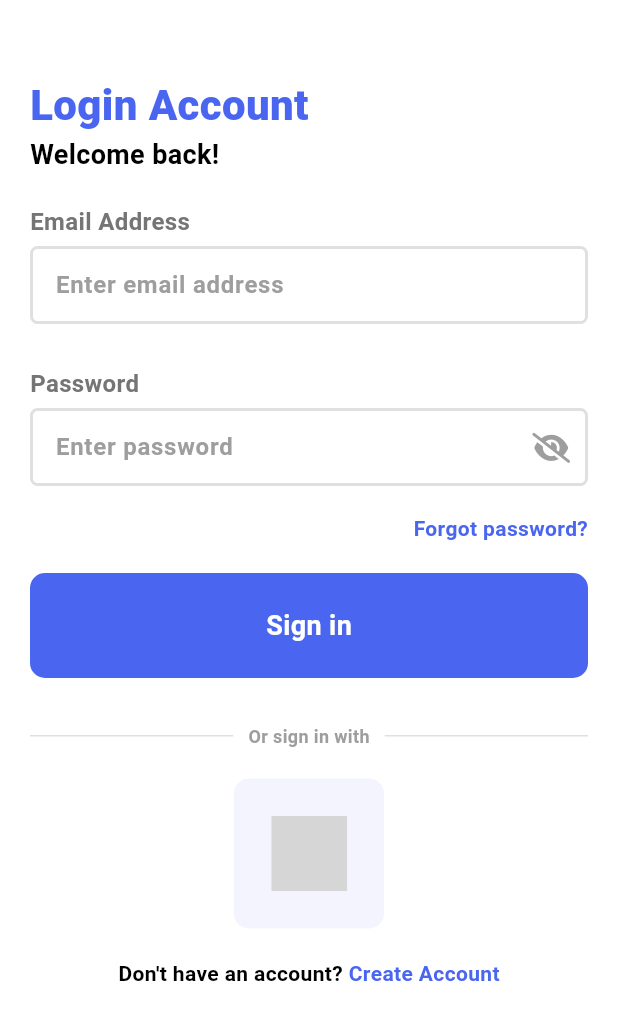
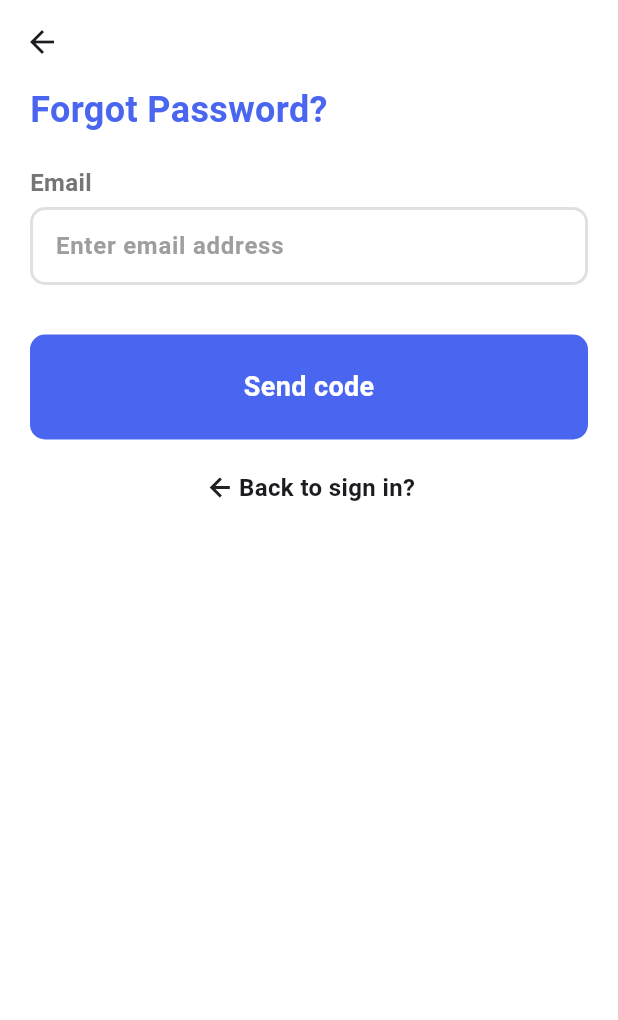
Before and after one commit to hieunmh/kltn, a Flutter app: the SigninView screen opened by its route, after a tap on "Forgot password?", on a phone screen of 412 x 824 dp. Shown: the top 1020 px of the screen. Run offline on Flutter 3.47's test engine with Material 3 defaults, Android fonts, the phone set to English and light mode, and no system bars; our stand-ins replace get, icons_plus, pinput, shared_preferences; accounts and stored records are empty; grey boxes are pictures that could not be loaded.

Commit message:
reset password ui

```diff
--- /dev/null
+++ b/mobile/lib/pages/auth/forgot-pw/forgot_pw_bindings.dart
@@ -0,0 +1,9 @@
+import 'package:get/get.dart';
+import 'package:mobile/pages/auth/forgot-pw/forgot_pw_controller.dart';
+
+class ForgotPwBindings extends Bindings {
+  @override
+  void dependencies() {
+    Get.lazyPut(() => ForgotPwController());
+  }
+}
--- /dev/null
+++ b/mobile/lib/pages/auth/forgot-pw/forgot_pw_controller.dart
@@ -0,0 +1,51 @@
+import 'package:flutter/material.dart';
+import 'package:get/get.dart';
+import 'package:http/http.dart' as http;
+import 'package:mobile/routes/routes.dart';
+
+class ForgotPwController extends GetxController {
+  final emailController = TextEditingController();
+  final RxString code = ''.obs;
+
+  final RxBool isLoading = false.obs;
+  final RxString commonError = ''.obs;
+  final RxString serverSuccess = 'Please check your mail to get reset code!'.obs;
+
+  Future<void> verifyCode() async {
+    print(code.value);
+    Get.offNamed(AppRoutes.resetpassword);
+  }
+
+  Future<void> forgotPassword() async {
+    if (emailController.text.isEmpty) {
+      commonError.value = 'Please enter email address!';
+      return;
+    }
+
+    if (!emailController.text.isEmail) {
+      commonError.value = 'Email is not valid!';
+      return;
+    }
+
+    commonError.value = '';
+
+    Get.offNamed(AppRoutes.verifycode);
+
+    // try {
+    //   isLoading.value = true;
+    //   final res = await http.post(Uri.parse('http://localhost:8000/forgot-password'), body: {
+    //     'email': emailController.text
+    //   });
+
+    //   if (res.statusCode == 400) {
+    //     commonError.value = 'Email not registered!';
+    //   } else if (res.statusCode == 200) {
+    //     serverSuccess.value = 'Reset code has been sent to your email!';
+    //   } else if (res.statusCode == 500) {
+    //     commonError.value = 'Error sending reset code to your email!';
+    //   }
+    // } finally {
+    //   isLoading.value = false;
+    // }
+  }
+}
--- /dev/null
+++ b/mobile/lib/pages/auth/forgot-pw/forgot_pw_view.dart
@@ -0,0 +1,112 @@
+import 'package:flutter/material.dart';
+import 'package:get/get.dart';
+import 'package:mobile/pages/auth/forgot-pw/forgot_pw_controller.dart';
+import 'package:mobile/widgets/auth/input_field.dart';
+import 'package:icons_plus/icons_plus.dart';
+
+
+class ForgotPwView extends GetView<ForgotPwController> {
+  const ForgotPwView({super.key});
+
+  @override
+  Widget build(BuildContext context) {
+    return Scaffold(
+      appBar: AppBar(),
+      body: Obx(() =>
+        SingleChildScrollView(
+          child: Padding(
+            padding: const EdgeInsets.fromLTRB(20, 0, 20, 50),
+            child: Column(
+              children: [
+                Row(
+                  children: [
+                    Text(
+                      'Forgot Password?',
+                      style: TextStyle(
+                        fontSize: 24,
+                        fontWeight: FontWeight.w700,
+                        color: Color(0xFF4a66f0)
+                      ),
+                    ),
+                  ],
+                ),
+
+                const SizedBox( height: 20),
+
+                InputField(
+                  hintText: 'Email',
+                  placeholder: 'Enter email address',
+                  obscureText: false,
+                  ctrler: controller.emailController,
+                  borderColor: Colors.grey.shade300,
+                  errorMsg: controller.commonError.value
+                ),
+
+                const SizedBox(height: 15),
+
+                GestureDetector(
+                    onTap: () {
+                      controller.forgotPassword();
+                    },
+                    child: Container(
+                      height: 70,
+                      width: double.infinity,
+                      decoration: BoxDecoration(
+                        borderRadius: BorderRadius.circular(10),
+                        color: Color(0xFF4a66f0)
+                      ),
+                      child: Center(
+                        child: controller.isLoading.value ? SizedBox(
+                          width: 20,
+                          height: 20,
+                          child: CircularProgressIndicator(
+                            color: Colors.white,
+                            strokeWidth: 2,
+                          ),
+                        ) : Text(
+                          'Send code',
+                          style: TextStyle(
+                            color: Colors.white,
+                            fontSize: 18,
+                            fontWeight: FontWeight.w600,
+                          ),
+                        ),
+                      ),
+                    ),
+                  ),
+
+                  const SizedBox(height: 20),
+
+                  GestureDetector(
+                    onTap: () {
+                      Get.back();
+                    },
+                    child: Row(
+                      mainAxisAlignment: MainAxisAlignment.center,
+                      children: [
+                        Icon(
+                          BoxIcons.bx_left_arrow_alt,
+                          size: 24,
+                        ),
+
+                        Text(
+                          'Back to sign in?',
+                          style: TextStyle(
+                            fontSize: 16,
+                            fontWeight: FontWeight.w600
+                          ),
+                        )
+                      ],
+                    )
+                  ),
+
+                  const SizedBox(height: 20),
+
+              ],
+            ),
+          ),
+        ),
+      ),
+    );
+  }
+}
--- a/mobile/lib/pages/auth/sign_in/signin_view.dart
+++ b/mobile/lib/pages/auth/sign_in/signin_view.dart
@@ -1,6 +1,7 @@
 import 'package:flutter/material.dart';
 import 'package:get/get.dart';
 import 'package:mobile/pages/auth/sign_in/signin_controller.dart';
+import 'package:mobile/routes/routes.dart';
 import 'package:mobile/widgets/auth/input_field.dart';
 import 'package:icons_plus/icons_plus.dart';
 
@@ -74,7 +75,7 @@ class SigninView extends GetView<SigninController> {
                   children: [
                     GestureDetector(
                       onTap: () {
-                        // Get.toNamed('/forgot-password');
+                        Get.toNamed(AppRoutes.forgotpassword);
                       },
                       child: Text(
                         'Forgot password?',
--- a/mobile/lib/routes/pages.dart
+++ b/mobile/lib/routes/pages.dart
@@ -1,6 +1,10 @@
 import 'package:get/get.dart';
 import 'package:mobile/pages/app/app_bindings.dart';
 import 'package:mobile/pages/app/app_view.dart';
+import 'package:mobile/pages/auth/forgot-pw/forgot_pw_bindings.dart';
+import 'package:mobile/pages/auth/forgot-pw/forgot_pw_view.dart';
+import 'package:mobile/pages/auth/forgot-pw/reset_pw_view.dart';
+import 'package:mobile/pages/auth/forgot-pw/verify_code_view.dart';
 import 'package:mobile/pages/auth/sign_in/signin_bindings.dart';
 import 'package:mobile/pages/auth/sign_in/signin_view.dart';
 import 'package:mobile/pages/auth/sign_up/signup_bindings.dart';
@@ -21,6 +25,21 @@ class AppPages {
       binding: SigninBindings(),
     ),
     GetPage(
+      name: AppRoutes.verifycode,
+      page: () => VerifyCodeView(),
+      binding: ForgotPwBindings()
+    ),
+    GetPage(
+      name: AppRoutes.resetpassword,
+      page: () => ResetPwView(),
+      binding: ForgotPwBindings()
+    ),
+    GetPage(
+      name: AppRoutes.forgotpassword,
+      page: () => ForgotPwView(),
+      binding: ForgotPwBindings()
+    ),
+    GetPage(
       name: AppRoutes.signup,
       page: () => SignupView(),
       binding: SignupBindings()
@@ -28,6 +47,6 @@ class AppPages {
     GetPage(
       name: AppRoutes.splash,
       page: () => SplashView(),
-    )
+    ),
   ];
 }
--- a/mobile/lib/routes/routes.dart
+++ b/mobile/lib/routes/routes.dart
@@ -6,4 +6,10 @@ class AppRoutes {
   static const String signup = '/signup';
 
   static const String splash = '/splash';
+
+  static const String forgotpassword = '/forgotpassword';
+
+  static const String verifycode = '/verifycode';
+
+  static const String resetpassword = '/resetpassword';
 }
--- a/mobile/lib/widgets/auth/input_field.dart
+++ b/mobile/lib/widgets/auth/input_field.dart
@@ -45,7 +45,7 @@ class InputField extends StatelessWidget {
         Container(
           decoration: BoxDecoration(
             color: Colors.white,
-            borderRadius: BorderRadius.circular(5),
+            borderRadius: BorderRadius.circular(10),
             border: Border.all(color: borderColor, width: 2)
           ),
           child: Padding (
--- a/mobile/pubspec.yaml
+++ b/mobile/pubspec.yaml
@@ -16,6 +16,7 @@ dependencies:
   icons_plus: ^5.0.0
   shared_preferences: ^2.5.2
   http: ^1.3.0
+  pinput: ^5.0.1
 
 dev_dependencies:
   flutter_test:
```
Also changed, not shown: mobile/lib/pages/auth/forgot-pw/reset_pw_view.dart (added, +27 -0 lines), mobile/lib/pages/auth/forgot-pw/verify_code_view.dart (added, +187 -0 lines), mobile/pubspec.lock.
